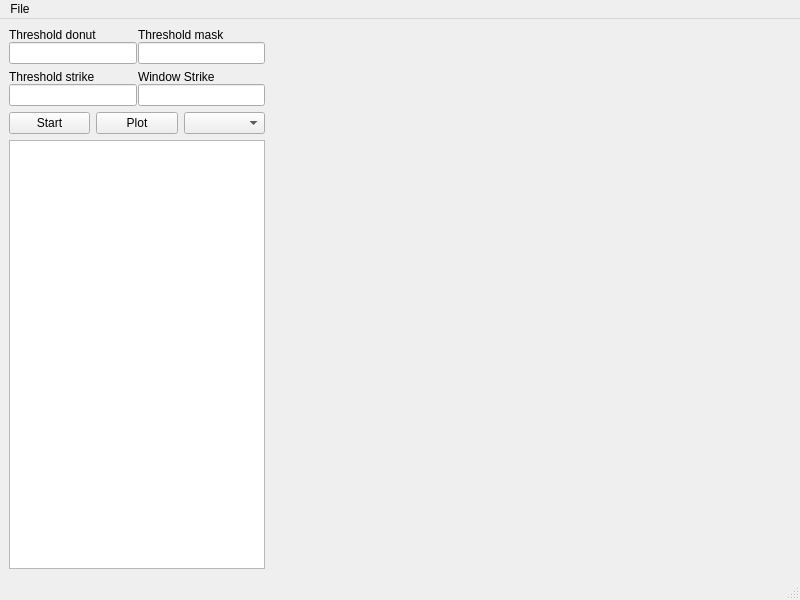
The window that src/xrd_decosmic/ui/main_window.ui (keejkrej/saxs-decosmic) describes before a commit, drawn with Qt 5.
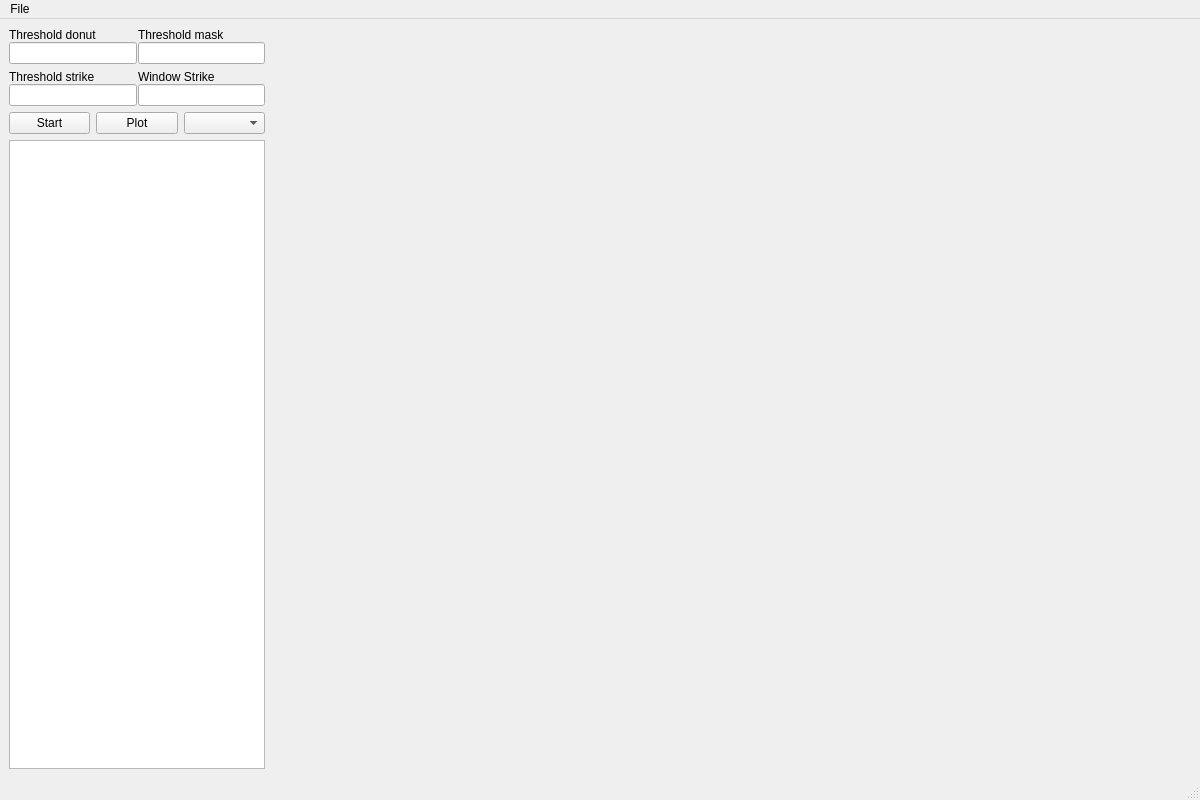
The same window after the commit.

Commit message: window size

The edit to the form file:
```diff
--- a/src/xrd_decosmic/ui/main_window.ui
+++ b/src/xrd_decosmic/ui/main_window.ui
@@ -6,8 +6,8 @@
    <rect>
     <x>0</x>
     <y>0</y>
-    <width>800</width>
-    <height>600</height>
+    <width>1200</width>
+    <height>800</height>
    </rect>
   </property>
   <property name="windowTitle">
```
The commit also changes 2 other files.
